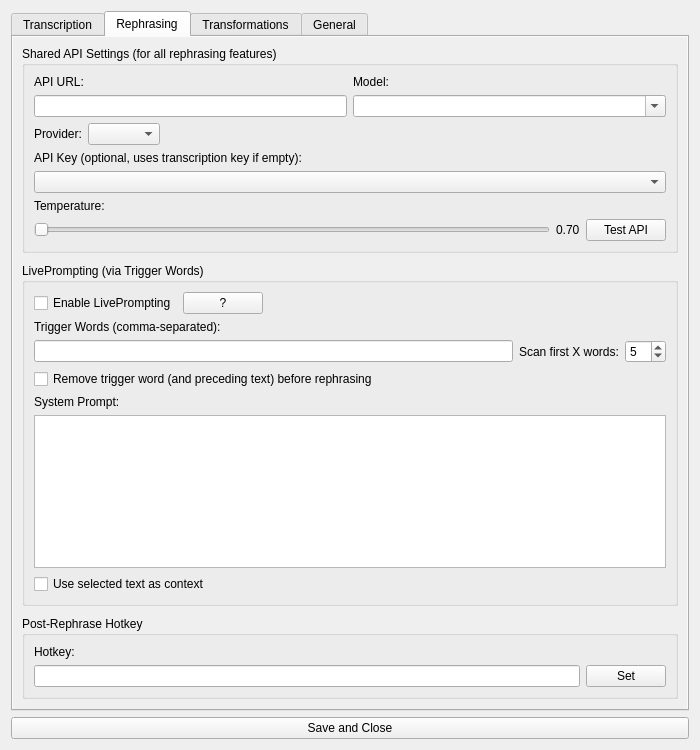
First picture: the form in app/resources/main_window.ui, repository bjspi/WhisperTyper, before the edit.
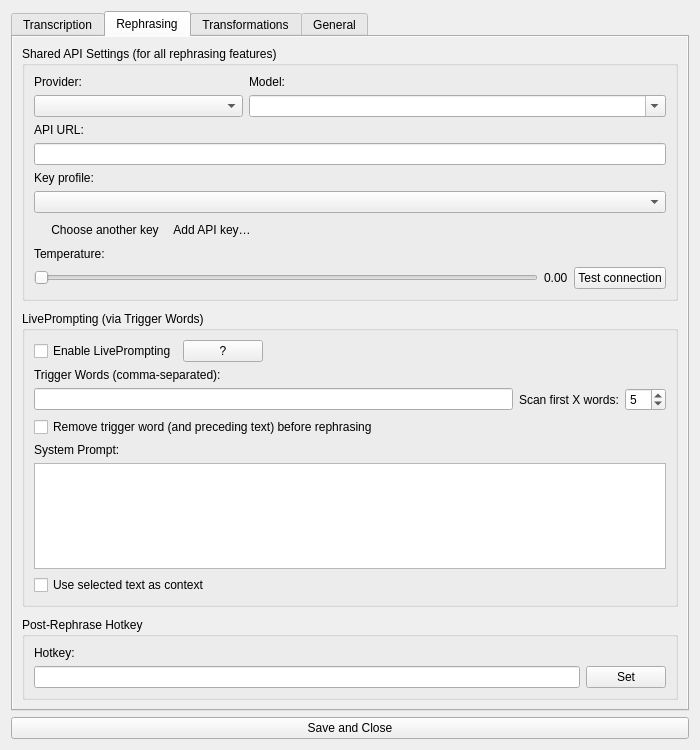
Second picture: the form after the edit. The open tabs and pages were chosen to show the change.

Commit message: feat: provider-first API settings, emoji-safe prompt labels, general tab sections

Diff of the .ui file:
```diff
--- a/app/resources/main_window.ui
+++ b/app/resources/main_window.ui
@@ -336,52 +336,9 @@
          </property>
          <layout class="QVBoxLayout" name="shared_api_layout">
           <item>
-           <layout class="QHBoxLayout" name="rephrasing_url_model_layout" stretch="1,1">
+           <layout class="QHBoxLayout" name="rephrasing_provider_model_row" stretch="1,2">
             <item>
-             <layout class="QVBoxLayout" name="rephrasing_url_v_layout">
-              <item>
-               <widget class="QLabel" name="rephrasing_api_url_label">
-                <property name="text">
-                 <string>API URL:</string>
-                </property>
-               </widget>
-              </item>
-              <item>
-               <widget class="QLineEdit" name="rephrasing_api_url_input"/>
-              </item>
-             </layout>
-            </item>
-            <item>
-             <layout class="QVBoxLayout" name="rephrasing_model_v_layout">
-              <item>
-               <widget class="QLabel" name="rephrasing_model_label">
-                <property name="text">
-                 <string>Model:</string>
-                </property>
-               </widget>
-              </item>
-              <item>
-               <widget class="QComboBox" name="rephrasing_model_input">
-                <property name="minimumSize">
-                 <size>
-                  <width>300</width>
-                  <height>0</height>
-                 </size>
-                </property>
-                <property name="editable">
-                 <bool>true</bool>
-                </property>
-                <property name="insertPolicy">
-                 <enum>QComboBox::NoInsert</enum>
-                </property>
-               </widget>
-              </item>
-             </layout>
-            </item>
-           </layout>
-          </item>
-          <item>
-           <layout class="QHBoxLayout" name="rephrasing_provider_buttons_layout">
+             <layout class="QVBoxLayout" name="rephrasing_provider_col">
             <item>
              <widget class="QLabel" name="rephrasing_provider_label">
               <property name="text">
@@ -392,31 +349,105 @@
             <item>
              <widget class="QComboBox" name="rephrasing_provider_selector"/>
             </item>
+             </layout>
+            </item>
             <item>
-             <spacer name="rephrasing_provider_buttons_spacer">
-              <property name="orientation">
-               <enum>Qt::Horizontal</enum>
-              </property>
-              <property name="sizeHint" stdset="0">
-               <size>
-                <width>40</width>
-                <height>20</height>
-               </size>
-              </property>
-             </spacer>
+             <layout class="QVBoxLayout" name="rephrasing_model_col">
+              <item>
+               <widget class="QLabel" name="rephrasing_model_label">
+                <property name="text">
+                 <string>Model:</string>
+                </property>
+               </widget>
+              </item>
+              <item>
+               <widget class="QComboBox" name="rephrasing_model_input">
+                <property name="editable">
+                 <bool>true</bool>
+                </property>
+                <property name="insertPolicy">
+                 <enum>QComboBox::NoInsert</enum>
+                </property>
+               </widget>
             </item>
            </layout>
           </item>
+           </layout>
+          </item>
+          <item>
+           <layout class="QVBoxLayout" name="rephrasing_url_col">
+            <item>
+             <widget class="QLabel" name="rephrasing_api_url_label">
+              <property name="text">
+               <string>API URL:</string>
+              </property>
+             </widget>
+            </item>
+            <item>
+             <widget class="QLineEdit" name="rephrasing_api_url_input"/>
+            </item>
+           </layout>
+          </item>
+          <item>
+           <layout class="QVBoxLayout" name="rephrasing_key_col">
           <item>
            <widget class="QLabel" name="rephrasing_api_key_label">
             <property name="text">
-             <string>API Key (optional, uses transcription key if empty):</string>
+               <string>Key profile:</string>
             </property>
            </widget>
           </item>
           <item>
            <widget class="QComboBox" name="rephrasing_key_profile_selector"/>
           </item>
+           </layout>
+          </item>
+          <item>
+           <layout class="QHBoxLayout" name="rephrasing_key_status_row">
+            <item>
+             <widget class="QLabel" name="rephrasing_key_status_label">
+              <property name="text">
+               <string/>
+              </property>
+             </widget>
+            </item>
+            <item>
+             <widget class="QPushButton" name="rephrasing_key_choose_button">
+              <property name="text">
+               <string>Choose another key</string>
+              </property>
+              <property name="flat">
+               <bool>true</bool>
+              </property>
+             </widget>
+            </item>
+            <item>
+             <widget class="QPushButton" name="rephrasing_key_add_button">
+              <property name="text">
+               <string>Add API key…</string>
+              </property>
+              <property name="flat">
+               <bool>true</bool>
+              </property>
+             </widget>
+            </item>
+            <item>
+             <spacer name="rephrasing_key_status_spacer">
+              <property name="orientation">
+               <enum>Qt::Horizontal</enum>
+              </property>
+              <property name="sizeHint" stdset="0">
+               <size>
+                <width>40</width>
+                <height>20</height>
+               </size>
+              </property>
+             </spacer>
+            </item>
+           </layout>
+          </item>
+          <item>
+           <layout class="QVBoxLayout" name="rephrasing_temp_col">
           <item>
            <widget class="QLabel" name="rephrasing_temp_label_title">
             <property name="text">
@@ -425,9 +456,7 @@
            </widget>
           </item>
           <item>
-           <layout class="QHBoxLayout" name="rephrasing_temp_test_row">
-            <item>
-             <layout class="QHBoxLayout" name="rephrasing_temp_layout">
+             <layout class="QHBoxLayout" name="rephrasing_temp_row">
               <item>
                <widget class="QSlider" name="rephrasing_temp_slider">
                 <property name="orientation">
@@ -438,18 +467,18 @@
               <item>
                <widget class="QLabel" name="rephrasing_temp_label">
                 <property name="text">
-                 <string>0.70</string>
+                 <string>0.00</string>
                 </property>
                </widget>
-              </item>
-             </layout>
             </item>
             <item>
              <widget class="QPushButton" name="test_rephrasing_api_button">
               <property name="text">
-               <string>Test API</string>
-              </property>
-             </widget>
+                 <string>Test connection</string>
+                </property>
+               </widget>
+              </item>
+             </layout>
             </item>
            </layout>
           </item>
```
Left out of the diff: 156 changed lines with no effect on the pictures. Lines whose indentation alone changed are shown as unchanged. The commit also changes 20 other files.
